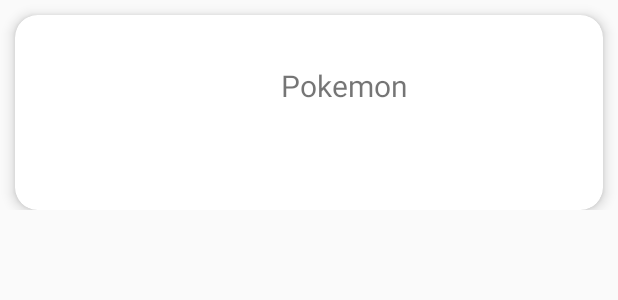
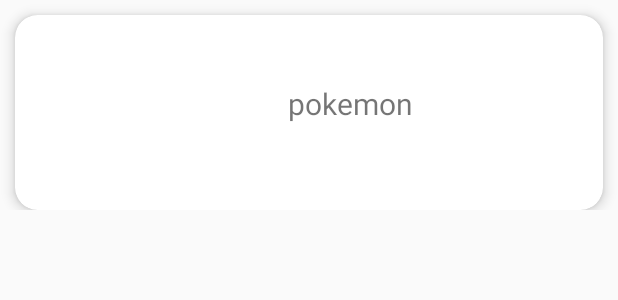
Before and after one commit to tagorekommineni9/JetPackFragments, an Android app: the layout recycleitem.xml on its own in the app's theme, with its tools: preview values and no code run, on a phone screen of 412 x 824 dp. Shown: the top 300 px of the screen. Run offline under Robolectric (Android 15) with nearby library versions, the phone set to English and light mode, and no system bars.

```diff
--- a/app/build.gradle
+++ b/app/build.gradle
@@ -5,7 +5,7 @@ android {
     buildToolsVersion "29.0.2"
     defaultConfig {
         applicationId "com.example.jetpackfragments"
-        minSdkVersion 15
+        minSdkVersion 19
         targetSdkVersion 29
         versionCode 1
         versionName "1.0"
--- a/app/src/main/java/com/example/jetpackfragments/RecycleAdapater.java
+++ b/app/src/main/java/com/example/jetpackfragments/RecycleAdapater.java
@@ -53,7 +53,7 @@ public class RecycleAdapater extends RecyclerView.Adapter<RecycleAdapater.ViewHo
             super(itemView);
 
             pkimg = itemView.findViewById(R.id.img_pk);
-            pkname = itemView.findViewById(R.id.txt_pknm);
+            pkname = itemView.findViewById(R.id.txt_pk);
 
             itemView.setTag(this);
         }
--- a/app/src/main/res/layout/recycleitem.xml
+++ b/app/src/main/res/layout/recycleitem.xml
@@ -1,18 +1,18 @@
 <?xml version="1.0" encoding="utf-8"?>
 <RelativeLayout xmlns:android="http://schemas.android.com/apk/res/android"
+    xmlns:app="http://schemas.android.com/apk/res-auto"
+    android:orientation="vertical"
     android:layout_width="wrap_content"
-    android:layout_height="wrap_content"
-    xmlns:app="http://schemas.android.com/apk/res-auto">
-
+    android:layout_height="wrap_content">
     <androidx.cardview.widget.CardView
         android:layout_width="match_parent"
         android:layout_height="130dp"
-
         app:cardCornerRadius="15dp"
         app:cardElevation="5dp"
         android:layout_marginTop="10dp"
         android:layout_marginRight="10dp"
         android:layout_marginLeft="10dp"
+
         >
 
         <RelativeLayout
@@ -20,37 +20,36 @@
             android:layout_height="match_parent">
 
             <ImageView
+                android:id="@+id/img_pk"
                 android:layout_width="120dp"
                 android:layout_height="120dp"
                 android:layout_alignParentStart="true"
-                android:layout_alignParentLeft="true"
+                android:layout_alignParentTop="true"
+                android:layout_alignParentEnd="true"
                 android:layout_alignParentBottom="true"
-                android:layout_marginStart="20dp"
-                android:layout_marginLeft="20dp"
-                android:layout_marginBottom="20dp"
-                android:id="@+id/img_pk"/>
+                android:layout_marginStart="0dp"
+                android:layout_marginTop="2dp"
+                android:layout_marginEnd="272dp"
+                android:layout_marginBottom="8dp"></ImageView>
 
             <TextView
-                android:id="@+id/txt_pknm"
+                android:id="@+id/txt_pk"
                 android:layout_width="wrap_content"
+
                 android:layout_height="wrap_content"
-                android:layout_alignParentStart="true"
-                android:layout_alignParentLeft="true"
+
+                android:layout_alignStart="@+id/img_pk"
                 android:layout_alignParentTop="true"
                 android:layout_alignParentEnd="true"
-                android:layout_alignParentRight="true"
                 android:layout_alignParentBottom="true"
-                android:layout_marginStart="177dp"
-                android:layout_marginLeft="177dp"
-                android:layout_marginTop="33dp"
-                android:layout_marginEnd="130dp"
-                android:layout_marginRight="130dp"
-                android:layout_marginBottom="46dp"
-                android:text="Pokemon"
-                android:textSize="20sp" />
+                android:layout_marginStart="182dp"
+                android:layout_marginTop="45dp"
+                android:layout_marginEnd="125dp"
+                android:layout_marginBottom="58dp"
+                android:text="pokemon"
+                android:textSize="20dp" />
 
         </RelativeLayout>
-
     </androidx.cardview.widget.CardView>
 
 </RelativeLayout>
```
